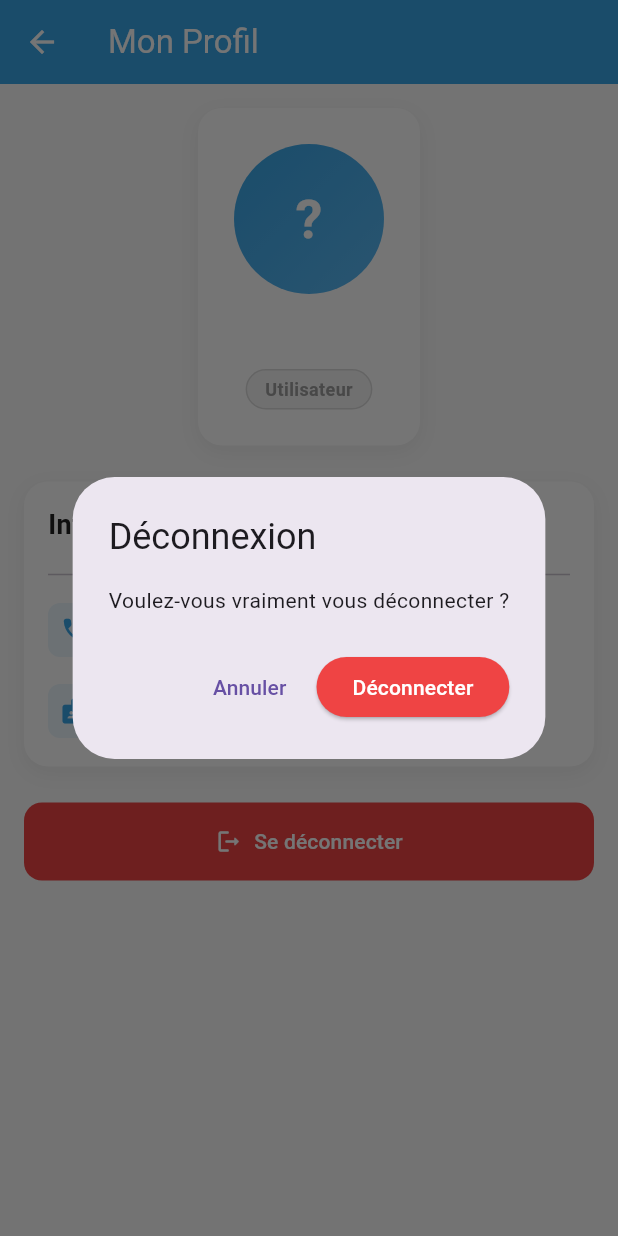
After one commit to FayeDaouda/dem-delivery-frontend, a Flutter app: the ProfilePage screen opened by its route, after a tap on "Se déconnecter", on a phone screen of 412 x 824 dp. The commit adds this screen. Run offline on Flutter 3.47's test engine with Material 3 defaults, Android fonts, the phone set to English and light mode, and no system bars; our stand-ins replace connectivity_plus, dio, equatable, flutter_bloc, flutter_secure_storage, geolocator and 5 more; accounts and stored records are empty.

Commit message:
feat: Ajout page profil avec bouton déconnexion
✨ Nouvelle fonctionnalité
- Création de ProfilePage (/profile) avec:
  * Avatar circulaire avec initiales
  * Badge rôle (Livreur MOTO/VTC ou Client)
  * Affichage infos utilisateur (nom, téléphone, rôle, driverType)
  * Bouton déconnexion avec dialogue de confirmation
  * Design moderne avec cards et icônes

🔄 Modifications navigation
- LivreurHomePage: Navigation vers /profile au lieu de logout direct
- ClientHomePage: Icône profil dans AppBar + bouton 'Mon Profil' au lieu de déconnexion
- Ajout route /profile dans main.dart

🎨 UI/UX
- Gradient avatar personnalisé
- Cards avec ombre et border radius
- Badges colorés selon le rôle
- Dialog de confirmation avant déconnexion
- Responsive layout avec ScrollView

✅ Code principal compile sans erreurs

```diff
--- a/lib/main.dart
+++ b/lib/main.dart
@@ -10,6 +10,7 @@ import 'pages/kyc_submission_page.dart';
 import 'pages/livreur_home_page.dart';
 import 'pages/login_page.dart';
 import 'pages/onboarding_page.dart';
+import 'pages/profile_page.dart';
 import 'pages/signup_page.dart';
 import 'pages/splash_page.dart';
 
@@ -73,6 +74,7 @@ class MyApp extends StatelessWidget {
           '/login': (context) => const LoginPage(),
           '/signup': (context) => const SignupPage(),
           '/kycSubmission': (context) => const KycSubmissionPage(),
+          '/profile': (context) => const ProfilePage(),
           '/clientHome': (context) => ClientHomePage(
                 userName: userName,
               ),
--- a/lib/pages/client_home_page.dart
+++ b/lib/pages/client_home_page.dart
@@ -30,8 +30,9 @@ class _ClientHomePageContent extends StatelessWidget {
         backgroundColor: const Color(0xFF2196F3),
         actions: [
           IconButton(
-            icon: const Icon(Icons.logout),
-            onPressed: () => _handleLogout(context),
+            icon: const Icon(Icons.account_circle),
+            tooltip: 'Mon Profil',
+            onPressed: () => Navigator.pushNamed(context, '/profile'),
           ),
         ],
       ),
@@ -103,9 +104,9 @@ class _ClientHomePageContent extends StatelessWidget {
             SizedBox(
               width: double.infinity,
               child: ElevatedButton(
-                onPressed: () => _handleLogout(context),
+                onPressed: () => Navigator.pushNamed(context, '/profile'),
                 style: ElevatedButton.styleFrom(
-                  backgroundColor: Colors.red,
+                  backgroundColor: const Color(0xFF2196F3),
                   padding: const EdgeInsets.symmetric(vertical: 16),
                   shape: RoundedRectangleBorder(
                     borderRadius: BorderRadius.circular(12),
@@ -114,10 +115,10 @@ class _ClientHomePageContent extends StatelessWidget {
                 child: Row(
                   mainAxisAlignment: MainAxisAlignment.center,
                   children: [
-                    const Icon(Icons.logout, color: Colors.white),
+                    const Icon(Icons.account_circle, color: Colors.white),
                     const SizedBox(width: 8),
                     Text(
-                      'Déconnexion',
+                      'Mon Profil',
                       style: Theme.of(context).textTheme.labelLarge?.copyWith(
                             color: Colors.white,
                             fontWeight: FontWeight.bold,
@@ -131,11 +132,6 @@ class _ClientHomePageContent extends StatelessWidget {
         ),
       ),
     );
-  }
-
-  void _handleLogout(BuildContext context) {
-    context.read<AuthBloc>().add(const AuthLogoutEvent());
-    Navigator.pushReplacementNamed(context, '/splash');
   }
 }
 
--- a/lib/pages/livreur_home_page.dart
+++ b/lib/pages/livreur_home_page.dart
@@ -360,9 +360,8 @@ class _LivreurHomePageContentState extends State<_LivreurHomePageContent>
         // Home - current page
         break;
       case 2:
-        // Profile - Logout
-        context.read<AuthBloc>().add(const AuthLogoutEvent());
-        Navigator.pushReplacementNamed(context, '/splash');
+        // Profile - Navigate to profile page
+        Navigator.pushNamed(context, '/profile');
         break;
     }
   }
--- /dev/null
+++ b/lib/pages/profile_page.dart
@@ -0,0 +1,374 @@
+import 'package:flutter/material.dart';
+import 'package:flutter_bloc/flutter_bloc.dart';
+
+import '../core/di/service_locator.dart';
+import '../core/storage/secure_storage_service.dart';
+import '../design_system/index.dart';
+import '../features/auth/presentation/bloc/auth_bloc.dart';
+
+/// Page de profil utilisateur avec informations et déconnexion
+class ProfilePage extends StatefulWidget {
+  const ProfilePage({super.key});
+
+  @override
+  State<ProfilePage> createState() => _ProfilePageState();
+}
+
+class _ProfilePageState extends State<ProfilePage> {
+  final SecureStorageService _storage = getIt<SecureStorageService>();
+
+  String? _fullName;
+  String? _phone;
+  String? _role;
+  String? _driverType;
+  bool _isLoading = true;
+
+  @override
+  void initState() {
+    super.initState();
+    _loadUserData();
+  }
+
+  Future<void> _loadUserData() async {
+    setState(() => _isLoading = true);
+
+    try {
+      final user = await _storage.getUser();
+      final role = await _storage.getRole();
+      final driverType = await _storage.getDriverType();
+
+      if (mounted) {
+        setState(() {
+          _fullName = user?['fullName'] ?? user?['name'];
+          _phone = user?['phone'];
+          _role = role;
+          _driverType = driverType;
+          _isLoading = false;
+        });
+      }
+    } catch (e) {
+      if (mounted) {
+        setState(() => _isLoading = false);
+      }
+    }
+  }
+
+  void _handleLogout() {
+    showDialog(
+      context: context,
+      builder: (context) => AlertDialog(
+        title: const Text('Déconnexion'),
+        content: const Text('Voulez-vous vraiment vous déconnecter ?'),
+        actions: [
+          TextButton(
+            onPressed: () => Navigator.pop(context),
+            child: const Text('Annuler'),
+          ),
+          ElevatedButton(
+            onPressed: () {
+              Navigator.pop(context); // Fermer dialog
+              context.read<AuthBloc>().add(const AuthLogoutEvent());
+              Navigator.pushReplacementNamed(context, '/splash');
+            },
+            style: ElevatedButton.styleFrom(
+              backgroundColor: DEMColors.error,
+              foregroundColor: DEMColors.white,
+            ),
+            child: const Text('Déconnecter'),
+          ),
+        ],
+      ),
+    );
+  }
+
+  @override
+  Widget build(BuildContext context) {
+    return Scaffold(
+      backgroundColor: DEMColors.gray50,
+      appBar: AppBar(
+        title: const Text('Mon Profil'),
+        backgroundColor: DEMColors.primary,
+        foregroundColor: DEMColors.white,
+        elevation: 0,
+      ),
+      body: _isLoading
+          ? const Center(child: CircularProgressIndicator())
+          : SingleChildScrollView(
+              padding: const EdgeInsets.all(DEMSpacing.lg),
+              child: Column(
+                children: [
+                  // Avatar & Nom
+                  _buildProfileHeader(),
+
+                  const SizedBox(height: DEMSpacing.xl),
+
+                  // Informations
+                  _buildInfoCard(),
+
+                  const SizedBox(height: DEMSpacing.xl),
+
+                  // Bouton déconnexion
+                  _buildLogoutButton(),
+
+                  const SizedBox(height: DEMSpacing.xxl),
+                ],
+              ),
+            ),
+    );
+  }
+
+  Widget _buildProfileHeader() {
+    return Container(
+      padding: const EdgeInsets.all(DEMSpacing.xl),
+      decoration: BoxDecoration(
+        color: DEMColors.white,
+        borderRadius: BorderRadius.circular(16),
+        boxShadow: [
+          BoxShadow(
+            color: DEMColors.black.withOpacity(0.05),
+            blurRadius: 10,
+            offset: const Offset(0, 4),
+          ),
+        ],
+      ),
+      child: Column(
+        children: [
+          // Avatar circulaire
+          Container(
+            width: 100,
+            height: 100,
+            decoration: BoxDecoration(
+              shape: BoxShape.circle,
+              gradient: LinearGradient(
+                colors: [
+                  DEMColors.primary,
+                  DEMColors.primaryLight,
+                ],
+                begin: Alignment.topLeft,
+                end: Alignment.bottomRight,
+              ),
+            ),
+            child: Center(
+              child: Text(
+                _getInitials(),
+                style: const TextStyle(
+                  color: DEMColors.white,
+                  fontSize: 36,
+                  fontWeight: FontWeight.bold,
+                ),
+              ),
+            ),
+          ),
+
+          const SizedBox(height: DEMSpacing.md),
+
+          // Nom
+          Text(
+            _fullName ?? 'Utilisateur',
+            style: const TextStyle(
+              fontSize: 24,
+              fontWeight: FontWeight.bold,
+              color: DEMColors.gray900,
+            ),
+          ),
+
+          const SizedBox(height: DEMSpacing.xs),
+
+          // Badge rôle
+          _buildRoleBadge(),
+        ],
+      ),
+    );
+  }
+
+  Widget _buildRoleBadge() {
+    String roleText = 'Utilisateur';
+    Color roleColor = DEMColors.gray500;
+
+    if (_role == 'DRIVER' || _role == 'driver') {
+      roleText = 'Livreur';
+      roleColor = DEMColors.primary;
+
+      if (_driverType != null) {
+        roleText += ' ${_driverType!.toUpperCase()}';
+      }
+    } else if (_role == 'CLIENT' || _role == 'client') {
+      roleText = 'Client';
+      roleColor = DEMColors.success;
+    }
+
+    return Container(
+      padding: const EdgeInsets.symmetric(
+        horizontal: DEMSpacing.md,
+        vertical: DEMSpacing.xs,
+      ),
+      decoration: BoxDecoration(
+        color: roleColor.withOpacity(0.1),
+        borderRadius: BorderRadius.circular(20),
+        border: Border.all(
+          color: roleColor.withOpacity(0.3),
+          width: 1,
+        ),
+      ),
+      child: Text(
+        roleText,
+        style: TextStyle(
+          color: roleColor,
+          fontSize: 12,
+          fontWeight: FontWeight.w600,
+        ),
+      ),
+    );
+  }
+
+  Widget _buildInfoCard() {
+    return Container(
+      padding: const EdgeInsets.all(DEMSpacing.lg),
+      decoration: BoxDecoration(
+        color: DEMColors.white,
+        borderRadius: BorderRadius.circular(16),
+        boxShadow: [
+          BoxShadow(
+            color: DEMColors.black.withOpacity(0.05),
+            blurRadius: 10,
+            offset: const Offset(0, 4),
+          ),
+        ],
+      ),
+      child: Column(
+        crossAxisAlignment: CrossAxisAlignment.start,
+        children: [
+          const Text(
+            'Informations',
+            style: TextStyle(
+              fontSize: 18,
+              fontWeight: FontWeight.bold,
+              color: DEMColors.gray900,
+            ),
+          ),
+          const SizedBox(height: DEMSpacing.md),
+          const Divider(),
+          const SizedBox(height: DEMSpacing.sm),
+
+          // Téléphone
+          _buildInfoRow(
+            icon: Icons.phone_rounded,
+            label: 'Téléphone',
+            value: _phone ?? 'Non renseigné',
+          ),
+
+          const SizedBox(height: DEMSpacing.md),
+
+          // Rôle
+          _buildInfoRow(
+            icon: Icons.badge_rounded,
+            label: 'Rôle',
+            value: _getRoleDisplay(),
+          ),
+
+          if (_driverType != null) ...[
+            const SizedBox(height: DEMSpacing.md),
+            _buildInfoRow(
+              icon: Icons.directions_bike_rounded,
+              label: 'Type de véhicule',
+              value: _driverType!.toUpperCase(),
+            ),
+          ],
+        ],
+      ),
+    );
+  }
+
+  Widget _buildInfoRow({
+    required IconData icon,
+    required String label,
+    required String value,
+  }) {
+    return Row(
+      children: [
+        Container(
+          padding: const EdgeInsets.all(DEMSpacing.sm),
+          decoration: BoxDecoration(
+            color: DEMColors.primary.withOpacity(0.1),
+            borderRadius: BorderRadius.circular(8),
+          ),
+          child: Icon(
+            icon,
+            color: DEMColors.primary,
+            size: 20,
+          ),
+        ),
+        const SizedBox(width: DEMSpacing.md),
+        Expanded(
+          child: Column(
+            crossAxisAlignment: CrossAxisAlignment.start,
+            children: [
+              Text(
+                label,
+                style: const TextStyle(
+                  fontSize: 12,
+                  color: DEMColors.gray600,
+                ),
+              ),
+              const SizedBox(height: 2),
+              Text(
+                value,
+                style: const TextStyle(
+                  fontSize: 16,
+                  fontWeight: FontWeight.w600,
+                  color: DEMColors.gray900,
+                ),
+              ),
+            ],
+          ),
+        ),
+      ],
+    );
+  }
+
+  Widget _buildLogoutButton() {
+    return SizedBox(
+      width: double.infinity,
+      child: ElevatedButton.icon(
+        onPressed: _handleLogout,
+        icon: const Icon(Icons.logout_rounded),
+        label: const Text('Se déconnecter'),
+        style: ElevatedButton.styleFrom(
+          backgroundColor: DEMColors.error,
+          foregroundColor: DEMColors.white,
+          padding: const EdgeInsets.symmetric(vertical: DEMSpacing.lg),
+          shape: RoundedRectangleBorder(
+            borderRadius: BorderRadius.circular(12),
+          ),
+          elevation: 0,
+        ),
+      ),
+    );
+  }
+
+  String _getInitials() {
+    if (_fullName == null || _fullName!.isEmpty) return '?';
+
+    final parts = _fullName!.trim().split(' ');
+    if (parts.isEmpty) return '?';
+
+    if (parts.length == 1) {
+      return parts[0][0].toUpperCase();
+    }
+
+    return (parts[0][0] + parts[parts.length - 1][0]).toUpperCase();
+  }
+
+  String _getRoleDisplay() {
+    if (_role == null) return 'Non défini';
+
+    switch (_role!.toUpperCase()) {
+      case 'DRIVER':
+        return 'Livreur';
+      case 'CLIENT':
+        return 'Client';
+      default:
+        return _role!;
+    }
+  }
+}
```
